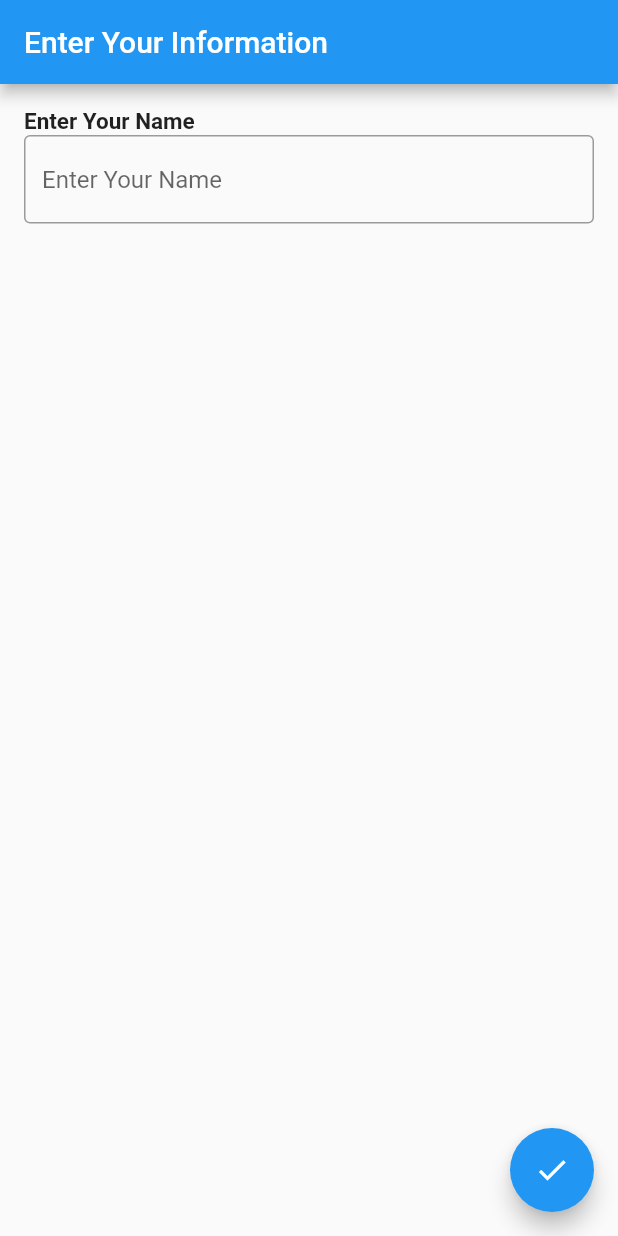
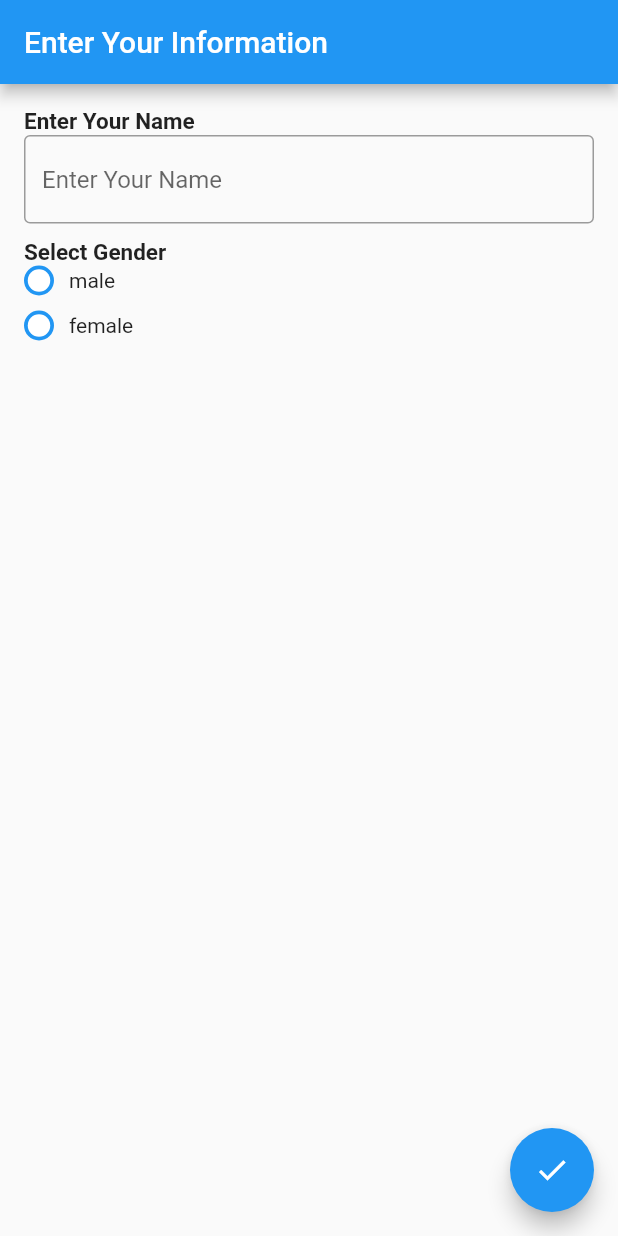
Before and after one commit to RafidKhan/flutter_form_builder, a Flutter app: the screen it shows after launch, on a phone screen of 412 x 824 dp. Run offline on Flutter 3.47's test engine with Material 2 defaults, Android fonts, the phone set to English and light mode, and no system bars.

Commit message:
feature: handle radio data

```diff
--- /dev/null
+++ b/lib/components/radio_component.dart
@@ -0,0 +1,116 @@
+import 'package:flutter/material.dart';
+import 'package:form_builder/model/form_model.dart';
+
+class RadioComponent extends StatefulWidget {
+  FormModel formModel;
+  Function(String) formValue;
+
+  RadioComponent({
+    Key? key,
+    required this.formModel,
+    required this.formValue,
+  }) : super(key: key);
+
+  @override
+  State<RadioComponent> createState() => _RadioComponentState();
+}
+
+class _RadioComponentState extends State<RadioComponent> {
+  int? selectedOption;
+
+  selectOption(int index) {
+    selectedOption = index;
+    widget.formValue(widget.formModel.options?[index]);
+    setState(() {});
+  }
+
+  @override
+  Widget build(BuildContext context) {
+    return Container(
+      margin: const EdgeInsets.only(bottom: 10),
+      child: Column(
+        crossAxisAlignment: CrossAxisAlignment.start,
+        children: [
+          Text(
+            "${widget.formModel.title}",
+            style: const TextStyle(fontSize: 15, fontWeight: FontWeight.bold),
+          ),
+          ListView.builder(
+              shrinkWrap: true,
+              itemCount: widget.formModel.options?.length,
+              physics: const NeverScrollableScrollPhysics(),
+              itemBuilder: (context, index) {
+                final option = widget.formModel.options?[index];
+                return Container(
+                    margin: const EdgeInsets.only(bottom: 10),
+                    child: Row(
+                      children: [
+                        selectedOption != null
+                            ? index == selectedOption
+                                ? selectedRadioOption(index: index)
+                                : unSelectedRadioOption(index: index)
+                            : unSelectedRadioOption(index: index),
+                        const SizedBox(
+                          width: 10,
+                        ),
+                        Text("${option}"),
+                      ],
+                    ));
+              })
+        ],
+      ),
+    );
+  }
+
+  Widget selectedRadioOption({required int index}) {
+    return InkWell(
+      onTap: () {
+        selectOption(index);
+      },
+      child: Container(
+        height: 20,
+        width: 20,
+        decoration:
+            const BoxDecoration(color: Colors.blue, shape: BoxShape.circle),
+        child: Center(
+          child: Container(
+            height: 15,
+            width: 15,
+            decoration: const BoxDecoration(
+                color: Colors.white, shape: BoxShape.circle),
+            child: Center(
+              child: Container(
+                height: 12,
+                width: 12,
+                decoration: const BoxDecoration(
+                    color: Colors.blue, shape: BoxShape.circle),
+              ),
+            ),
+          ),
+        ),
+      ),
+    );
+  }
+
+  Widget unSelectedRadioOption({required int index}) {
+    return InkWell(
+      onTap: () {
+        selectOption(index);
+      },
+      child: Container(
+        height: 20,
+        width: 20,
+        decoration:
+            const BoxDecoration(color: Colors.blue, shape: BoxShape.circle),
+        child: Center(
+          child: Container(
+            height: 15,
+            width: 15,
+            decoration: const BoxDecoration(
+                color: Colors.white, shape: BoxShape.circle),
+          ),
+        ),
+      ),
+    );
+  }
+}
--- a/lib/components/text_field_component.dart
+++ b/lib/components/text_field_component.dart
@@ -3,7 +3,7 @@ import 'package:form_builder/model/form_model.dart';
 
 class TextFieldComponent extends StatefulWidget {
   FormModel formModel;
-  Function(String) formValue;
+  Function(dynamic) formValue;
 
   TextFieldComponent({
     Key? key,
--- a/lib/form_view/form_view.dart
+++ b/lib/form_view/form_view.dart
@@ -1,6 +1,7 @@
 import 'dart:developer';
 
 import 'package:flutter/material.dart';
+import 'package:form_builder/components/radio_component.dart';
 import 'package:form_builder/components/text_field_component.dart';
 import 'package:form_builder/constants.dart';
 import 'package:form_builder/model/form_model.dart';
@@ -69,7 +70,14 @@ class _FormViewState extends State<FormView> {
                 },
               );
             }
-            if (type == radio) {}
+            if (type == radio) {
+              return RadioComponent(
+                formModel: element,
+                formValue: (value) {
+                  element.value = value;
+                },
+              );
+            }
             if (type == checkbox) {}
             return const SizedBox();
           }),
```
